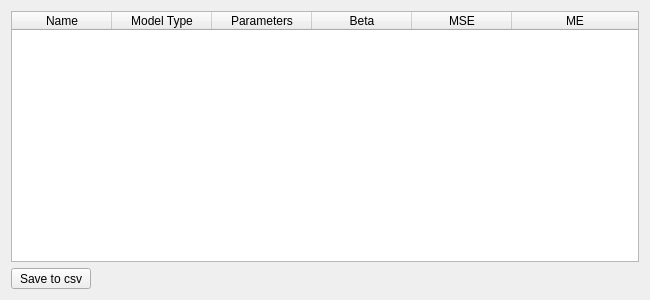
Old version of the form base/table_base.ui in the repository paulina-o/tracer_method_gui.
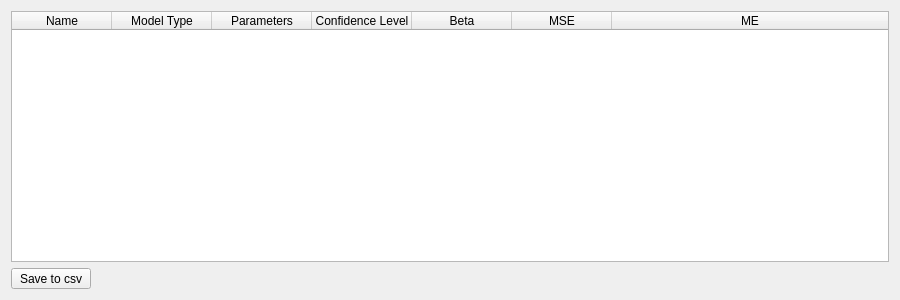
New version of the form.

The edit to the form file:
```diff
--- a/base/table_base.ui
+++ b/base/table_base.ui
@@ -6,13 +6,13 @@
    <rect>
     <x>0</x>
     <y>0</y>
-    <width>650</width>
+    <width>900</width>
     <height>300</height>
    </rect>
   </property>
   <property name="minimumSize">
    <size>
-    <width>650</width>
+    <width>900</width>
     <height>300</height>
    </size>
   </property>
@@ -52,6 +52,11 @@
        <string>Parameters</string>
       </property>
      </column>
+     <column>
+      <property name="text">
+       <string>Confidence Level</string>
+      </property>
+     </column>
      <column>
       <property name="text">
        <string>Beta</string>
```
